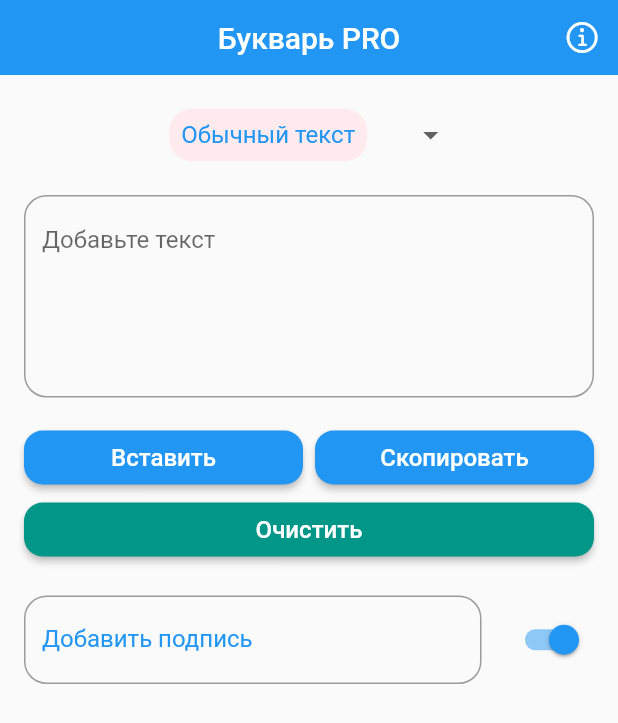
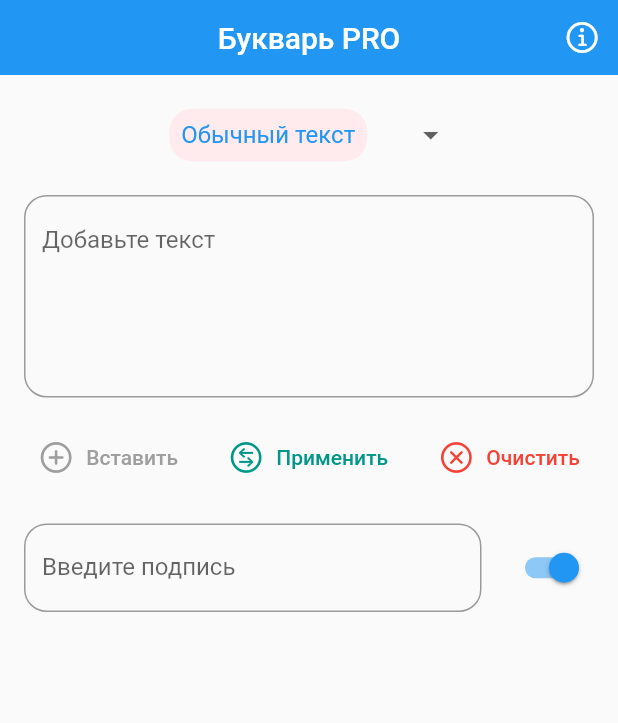
Before and after one commit to JMApps/replacer_pro, a Flutter app: the screen it shows after launch, on a phone screen of 412 x 824 dp. Shown: the top 723 px of the screen. Run offline on Flutter 3.47's test engine with Material 2 defaults, Android fonts, the phone set to English and light mode, and no system bars; our stand-ins replace hive_flutter; missing offline and left inert: clipboard; accounts and stored records are empty.

Commit message:
All fixes

```diff
--- a/lib/domain/state/provider/description_content_state.dart
+++ b/lib/domain/state/provider/description_content_state.dart
@@ -2,21 +2,21 @@ import 'package:flutter/material.dart';
 import 'package:hive_flutter/hive_flutter.dart';
 import 'package:replacer_pro/domain/constants.dart';
 
-class DescriptionContentState with ChangeNotifier {
+class DescriptionContentState extends ChangeNotifier {
 
   var mainAddedContent = Hive.box(Constants.keyMainAddedContent);
 
-  final _descriptionContentInputTextController = TextEditingController();
+  final _descContentInputTextController = TextEditingController();
 
-  TextEditingController get getDescriptionContentInputTextController => _descriptionContentInputTextController;
+  TextEditingController get getDescContentInputTextController => _descContentInputTextController;
+
+  String _descriptionValue = '';
+
+  String get getDescriptionValue => _descriptionValue;
 
   bool _isDescription = true;
 
   bool get getIsDescription => _isDescription;
-
-  String _descriptionValue = '';
-
-  String get getDescriptionValue => _descriptionValue;
 
   changeSwitchDescription(bool state) {
     _isDescription = state;
@@ -24,8 +24,8 @@ class DescriptionContentState with ChangeNotifier {
     notifyListeners();
   }
 
-  getDescriptionContent() {
-    _descriptionValue = _descriptionContentInputTextController.text;
+  getDescriptionContent(String value) {
+    _descriptionValue = value;
     mainAddedContent.put(Constants.keyDescriptionContent, _descriptionValue);
     notifyListeners();
   }
@@ -33,6 +33,13 @@ class DescriptionContentState with ChangeNotifier {
   loadValues() {
     _isDescription = mainAddedContent.get(Constants.keySwitchDescriptionContent, defaultValue: true);
     _descriptionValue = mainAddedContent.get(Constants.keyDescriptionContent, defaultValue: '');
-    _descriptionContentInputTextController.text = _descriptionValue;
+    _descContentInputTextController.text = _descriptionValue;
+  }
+
+  @override
+  void dispose() {
+    mainAddedContent.put(Constants.keyDescriptionContent, _descriptionValue);
+    _descContentInputTextController.dispose();
+    super.dispose();
   }
 }
--- a/lib/domain/state/provider/main_content_state.dart
+++ b/lib/domain/state/provider/main_content_state.dart
@@ -2,7 +2,7 @@ import 'package:flutter/material.dart';
 import 'package:hive_flutter/hive_flutter.dart';
 import 'package:replacer_pro/domain/constants.dart';
 
-class MainContentState with ChangeNotifier {
+class MainContentState extends ChangeNotifier {
 
   var mainAddedContent = Hive.box(Constants.keyMainAddedContent);
 
@@ -10,9 +10,9 @@ class MainContentState with ChangeNotifier {
 
   TextEditingController get getMainContentInputTextController => _mainContentInputTextController;
 
-  String _defaultValue = '';
+  String _defaultContent = '';
 
-  String get getDefaultValue => _defaultValue;
+  String get getDefaultContent => _defaultContent;
 
   String _dropDownValue = 'Обычный текст';
 
@@ -27,40 +27,42 @@ class MainContentState with ChangeNotifier {
   final List<String> varFourCoded = ['а', 'о', 'с', 'х', 'р', 'у',];
   final List<String> varFourDeCoded = ['a', 'o', 'c', 'x', 'p', 'y'];
 
-
-  getCurrentText() {
-    _defaultValue = _mainContentInputTextController.text;
-    notifyListeners();
-  }
-
   changeDropDownValue(String newValue) {
     _dropDownValue = newValue;
     mainAddedContent.put(Constants.keyDropDownValue, _dropDownValue);
     notifyListeners();
   }
 
+  getCurrentMainContent(String mainContent) {
+    _defaultContent = mainContent;
+    notifyListeners();
+  }
+
   replaceVarTwoText() {
-    _defaultValue = _mainContentInputTextController.text;
     Map<String, String> map = Map.fromIterables(varTwoCoded, varTwoDeCoded);
-    _defaultValue = map.entries.fold(_defaultValue, (previousValue, element) => previousValue.replaceAll(element.key, element.value));
+    _defaultContent = map.entries.fold(_defaultContent, (previousValue, element) => previousValue.replaceAll(element.key, element.value));
     notifyListeners();
   }
 
   replaceVarThreeText() {
-    _defaultValue = _mainContentInputTextController.text;
     Map<String, String> map = Map.fromIterables(varThreeCoded, varThreeDeCoded);
-    _defaultValue = map.entries.fold(_defaultValue, (previousValue, element) => previousValue.replaceAll(element.key, element.value));
+    _defaultContent = map.entries.fold(_defaultContent, (previousValue, element) => previousValue.replaceAll(element.key, element.value));
     notifyListeners();
   }
 
   replaceVarFourText() {
-    _defaultValue = _mainContentInputTextController.text;
     Map<String, String> map = Map.fromIterables(varFourCoded, varFourDeCoded);
-    _defaultValue = map.entries.fold(_defaultValue, (previousValue, element) => previousValue.replaceAll(element.key, element.value));
+    _defaultContent = map.entries.fold(_defaultContent, (previousValue, element) => previousValue.replaceAll(element.key, element.value));
     notifyListeners();
   }
 
   loadDropDownValue() {
     _dropDownValue = mainAddedContent.get(Constants.keyDropDownValue, defaultValue: 'Обычный текст');
   }
+
+  @override
+  void dispose() {
+    _mainContentInputTextController.dispose();
+    super.dispose();
+  }
 }
--- a/lib/presentation/pages/main_content_page.dart
+++ b/lib/presentation/pages/main_content_page.dart
@@ -14,8 +14,8 @@ class MainContentPage extends StatelessWidget {
 
   @override
   Widget build(BuildContext context) {
+    context.read<MainContentState>().loadDropDownValue();
     context.read<DescriptionContentState>().loadValues();
-    context.read<MainContentState>().loadDropDownValue();
     FocusScopeNode currentFocus = FocusScope.of(context);
     return GestureDetector(
       child: Scaffold(
@@ -25,15 +25,13 @@ class MainContentPage extends StatelessWidget {
           child: MainAppBar(),
         ),
         body: CupertinoScrollbar(
-          child: SingleChildScrollView(
-            child: Column(
+          child: ListView(
             children: const [
               InputDropDownList(),
               MainContentTextInput(),
               MainContentButtons(),
               DescriptionContentTile(),
             ],
-            ),
           ),
         ),
       ),
--- a/lib/presentation/widgets/description_content_tile.dart
+++ b/lib/presentation/widgets/description_content_tile.dart
@@ -17,17 +17,21 @@ class DescriptionContentTile extends StatelessWidget {
         },
       ),
       title: TextFormField(
-        controller: context.watch<DescriptionContentState>().getDescriptionContentInputTextController,
+        autofocus: false,
+        autocorrect: false,
+        keyboardType: TextInputType.text,
+        maxLines: 1,
+        textAlign: TextAlign.left,
+        controller: context.watch<DescriptionContentState>().getDescContentInputTextController,
         enabled: context.watch<DescriptionContentState>().getIsDescription,
-        autofocus: false,
-        keyboardType: TextInputType.text,
-        textInputAction: TextInputAction.done,
-        maxLines: 1,
-        minLines: 1,
         decoration: InputDecoration(
-          labelText: context.watch<DescriptionContentState>().getIsDescription ? 'Добавить подпись' : 'Подпись отключена',
-          labelStyle: const TextStyle(color: Colors.blue),
+          alignLabelWithHint: false,
+          floatingLabelAlignment: FloatingLabelAlignment.center,
+          label: Text(context.watch<DescriptionContentState>().getIsDescription ? 'Введите подпись' : 'Подпись отключена'),
           hintText: 'Ссылки, хештеги и пр...',
+          hintStyle: const TextStyle(
+            fontSize: 16,
+          ),
           focusedBorder: OutlineInputBorder(
             borderRadius: BorderRadius.circular(15),
             borderSide: const BorderSide(
@@ -39,6 +43,11 @@ class DescriptionContentTile extends StatelessWidget {
             borderRadius: BorderRadius.circular(15),
           ),
         ),
+        onChanged: (String? value) {
+          context.read<DescriptionContentState>().getDescriptionContent(value!);
+        },
+        onTap: () {
+       },
       ),
     );
   }
--- a/lib/presentation/widgets/main_content_buttons.dart
+++ b/lib/presentation/widgets/main_content_buttons.dart
@@ -1,4 +1,5 @@
 import 'package:clipboard/clipboard.dart';
+import 'package:flutter/cupertino.dart';
 import 'package:flutter/material.dart';
 import 'package:provider/provider.dart';
 import 'package:replacer_pro/domain/state/provider/description_content_state.dart';
@@ -9,59 +10,41 @@ class MainContentButtons extends StatelessWidget {
 
   @override
   Widget build(BuildContext context) {
-    return Column(
-      children: [
-        Row(
+    return Row(
       mainAxisAlignment: MainAxisAlignment.spaceEvenly,
       children: [
-            const SizedBox(width: 16),
-            Flexible(
-              flex: 1,
-              child: SizedBox(
-                width: double.maxFinite,
-                child: MaterialButton(
-                  color: Colors.blue,
-                  shape: RoundedRectangleBorder(
-                    borderRadius: BorderRadius.circular(12.5),
+        TextButton.icon(
+          label: const Text(
+            'Вставить',
+            style: TextStyle(color: Colors.grey),
           ),
-                  child: const Text(
-                    'Вставить',
-                    style: TextStyle(
-                      color: Colors.white,
-                      fontSize: 16,
-                    ),
+          icon: const Icon(
+            CupertinoIcons.add_circled,
+            color: Colors.grey,
           ),
           onPressed: () {
-                    FlutterClipboard.paste().then((value) {
+            FlutterClipboard.paste().then(
+              (value) {
+                context.read<MainContentState>().getCurrentMainContent(value);
                 context.read<MainContentState>().getMainContentInputTextController.text = value;
-                      context.read<MainContentState>().getCurrentText();
               },
             );
           },
         ),
+        TextButton.icon(
+          label: const Text(
+            'Применить',
+            style: TextStyle(color: Colors.teal),
           ),
-            ),
-            const SizedBox(width: 8),
-            Flexible(
-              flex: 1,
-              child: SizedBox(
-                width: double.maxFinite,
-                child: MaterialButton(
-                  color: Colors.blue,
-                  shape: RoundedRectangleBorder(
-                    borderRadius: BorderRadius.circular(12.5),
-                  ),
-                  child: const Text(
-                    'Скопировать',
-                    style: TextStyle(
-                      color: Colors.white,
-                      fontSize: 16,
-                    ),
+          icon: const Icon(
+            CupertinoIcons.arrow_right_arrow_left_circle,
+            color: Colors.teal,
           ),
           onPressed: () {
             switch (context.read<MainContentState>().getDropDownValue) {
               case 'Обычный текст':
-                        context.read<MainContentState>().getCurrentText();
+                // check
+                context.read<MainContentState>().getDefaultContent;
                 break;
               case 'nользоваmельсkuũ':
                 context.read<MainContentState>().replaceVarTwoText();
@@ -75,55 +58,34 @@ class MainContentButtons extends StatelessWidget {
               default:
                 'Обычный текст';
             }
-                    if (context.read<MainContentState>().getDefaultValue.isNotEmpty) {
-                      if (context.read<DescriptionContentState>().getIsDescription) {
-                        if (context.read<DescriptionContentState>().getDescriptionValue.isNotEmpty) {
-                          FlutterClipboard.copy('${context.read<MainContentState>().getDefaultValue}\n\n'
+            if (context.read<MainContentState>().getDefaultContent.isNotEmpty &&
+                context.read<MainContentState>().getDefaultContent != null) {
+              if (context.read<DescriptionContentState>().getIsDescription &&
+              context.read<DescriptionContentState>().getDescriptionValue.isNotEmpty) {
+                FlutterClipboard.copy('${context.read<MainContentState>().getDefaultContent}\n\n'
                     '${context.read<DescriptionContentState>().getDescriptionValue}');
+              } else {
+                FlutterClipboard.copy(context.read<MainContentState>().getDefaultContent);
               }
-                      } else {
-                        FlutterClipboard.copy(context.read<MainContentState>().getDefaultValue);
-                      }
-                    } else {
-
             }
           },
         ),
+        TextButton.icon(
+          label: const Text(
+            'Очистить',
+            style: TextStyle(
+              color: Colors.red,
             ),
           ),
-            const SizedBox(width: 16),
-          ],
-        ),
-        Row(
-          children: [
-            const SizedBox(width: 16),
-            Flexible(
-              flex: 1,
-              child: SizedBox(
-                width: double.maxFinite,
-                child: MaterialButton(
-                  color: Colors.teal,
-                  shape: RoundedRectangleBorder(
-                    borderRadius: BorderRadius.circular(12.5),
-                  ),
-                  child: const Text(
-                    'Очистить',
-                    style: TextStyle(
-                      color: Colors.white,
-                      fontSize: 16,
-                    ),
+          icon: const Icon(
+            CupertinoIcons.clear_circled,
+            color: Colors.red,
           ),
           onPressed: () {
-                    context.read<MainContentState>().getCurrentText();
-                    if (context.read<MainContentState>().getDefaultValue.isNotEmpty) {
+            if (context.read<MainContentState>().getDefaultContent.isNotEmpty) {
               context.read<MainContentState>().getMainContentInputTextController.clear();
             }
           },
-                ),
-              ),
-            ),
-            const SizedBox(width: 16),
-          ],
         ),
       ],
     );
--- a/lib/presentation/widgets/main_content_text_input.dart
+++ b/lib/presentation/widgets/main_content_text_input.dart
@@ -10,9 +10,9 @@ class MainContentTextInput extends StatelessWidget {
     return Padding(
       padding: const EdgeInsets.all(16),
       child: TextFormField(
-        controller:
-            context.watch<MainContentState>().getMainContentInputTextController,
+        controller: context.watch<MainContentState>().getMainContentInputTextController,
         autofocus: false,
+        autocorrect: false,
         keyboardType: TextInputType.text,
         textInputAction: TextInputAction.done,
         maxLines: 7,
@@ -37,6 +37,9 @@ class MainContentTextInput extends StatelessWidget {
             borderRadius: BorderRadius.circular(15),
           ),
         ),
+        onChanged: (String? value) {
+          context.read<MainContentState>().getCurrentMainContent(value!);
+        },
       ),
     );
   }
```
Lines whose indentation alone changed are shown as unchanged.
